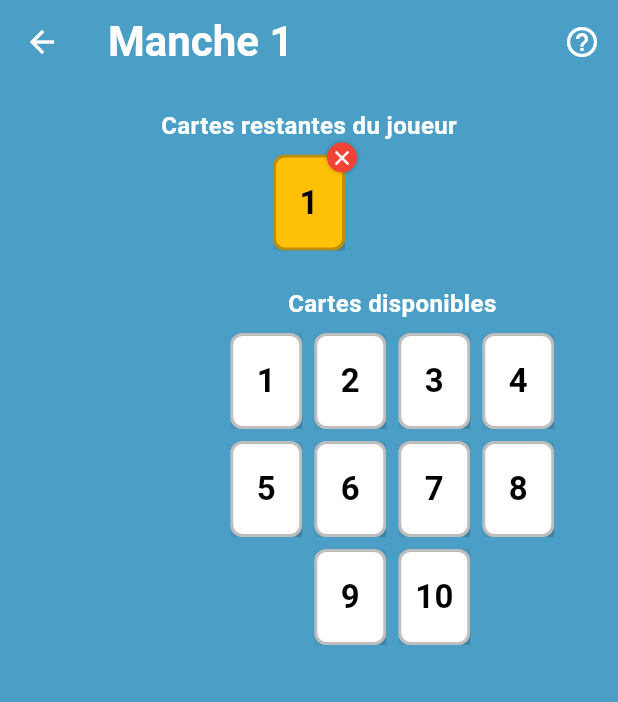
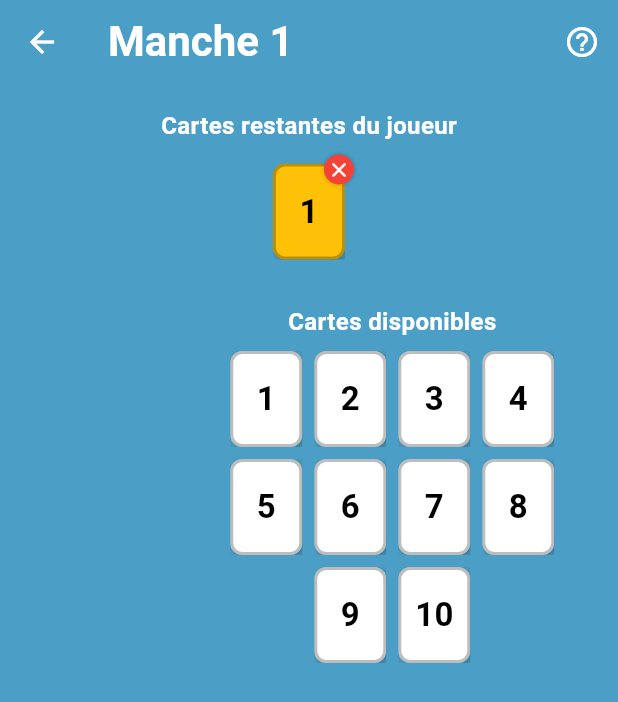
Before and after one commit to AlbanRicherPro/coin_score_app, a Flutter app: the PlayerPointsPage screen opened directly with empty values, after a tap on an icon or button, on a phone screen of 412 x 824 dp. Shown: the top 702 px of the screen. Run offline on Flutter 3.47's test engine with Material 3 defaults, Android fonts, the phone set to English and light mode, and no system bars; our stand-ins replace audioplayers.

Commit message:
fix:resolve click on removable card

```diff
--- a/lib/player_points_page.dart
+++ b/lib/player_points_page.dart
@@ -66,20 +66,23 @@
                 SizedBox(height: 8),
                 Wrap(
                   crossAxisAlignment: WrapCrossAlignment.center,
-                  spacing: 8,
-                  runSpacing: 8,
                   alignment: WrapAlignment.center,
                   children: (selectedCards.isNotEmpty)
-                      ? selectedCards.map((cardNum) => Stack(
+                      ? selectedCards.map((cardNum) => SizedBox(
+                          width: 60,
+                          height: 76,
+                          child: Stack(
                             clipBehavior: Clip.none,
                             children: [
-                            GameCard(
+                              Center(
+                                child: GameCard(
                                   number: cardNum,
                                   isSelected: true,
                                 ),
+                              ),
                               Positioned(
-                              top: -8,
-                              right: -8,
+                                top: 0,
+                                right: 0,
                                 child: GestureDetector(
                                   onTap: () {
                                     setState(() {
@@ -107,6 +110,7 @@
                                 ),
                               ),
                             ],
+                          ),
                         )).toList()
                       : [const SizedBox(
                           height: 64,
```
Lines whose indentation alone changed are shown as unchanged.
